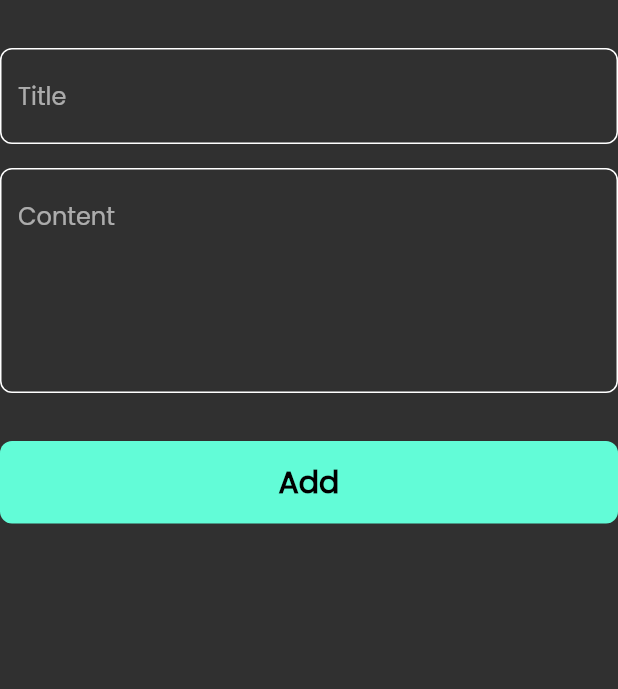
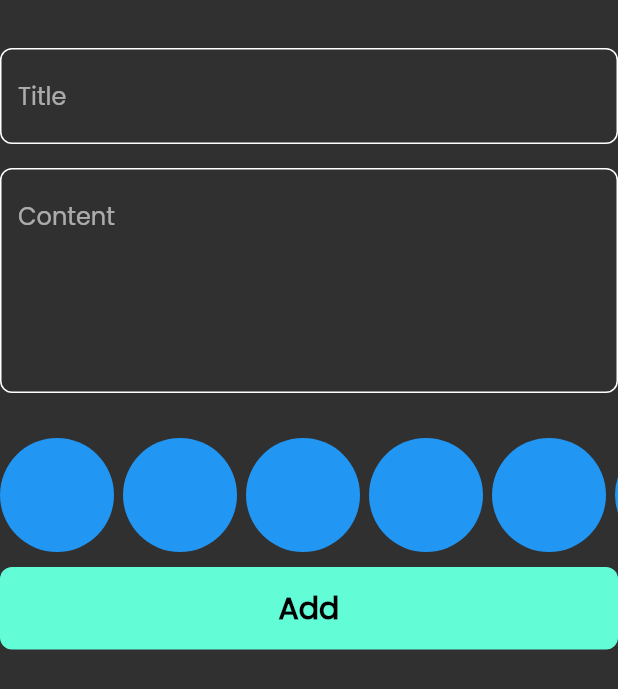
Before and after one commit to hadiaHani/note-app, a Flutter app: the AddNoteForm widget shown alone on an empty page, opened directly, on a phone screen of 412 x 824 dp. Shown: the top 689 px of the screen. Run offline on Flutter 3.47's test engine with Material 2 defaults, Android fonts, the phone set to English and light mode, and no system bars; our stand-ins replace flutter_bloc, hive, hive_flutter; accounts and stored records are empty.

Commit message:
create colors listview

```diff
--- a/lib/views/note_view.dart
+++ b/lib/views/note_view.dart
@@ -104,7 +104,11 @@ class _AddNoteFormState extends State<AddNoteForm> {
             },
           ),
           const SizedBox(
-            height: 32,
+            height: 30,
+          ),
+          const ColorsListView(),
+          const SizedBox(
+            height: 10,
           ),
           BlocBuilder<AddNoteCubit, AddNoteState>(
             builder: (context, state) => CustomButton(
@@ -138,3 +142,37 @@ class _AddNoteFormState extends State<AddNoteForm> {
     );
   }
 }
+
+class ColorsItem extends StatelessWidget {
+  const ColorsItem({Key? key}) : super(key: key);
+
+  @override
+  Widget build(BuildContext context) {
+    return const CircleAvatar(
+      backgroundColor: Colors.blue,
+      radius: 38,
+    );
+  }
+}
+
+class ColorsListView extends StatelessWidget {
+  const ColorsListView({Key? key}) : super(key: key);
+
+  @override
+  Widget build(BuildContext context) {
+    return SizedBox(
+      height: 38 * 2,
+      child: ListView.separated(
+          scrollDirection: Axis.horizontal,
+          itemBuilder: (context, index) {
+            return const ColorsItem();
+          },
+          separatorBuilder: (context, index) {
+            return const SizedBox(
+              width: 6,
+            );
+          },
+          itemCount: 10),
+    );
+  }
+}
--- a/pubspec.yaml
+++ b/pubspec.yaml
@@ -34,7 +34,6 @@ dependencies:
   hive: null
   hive_flutter: null
   intl: ^0.18.0
-  modal_progress_hud_nsn: null
 
 dev_dependencies:
   build_runner: null
```
Also changed, not shown: pubspec.lock, 5 other files.
